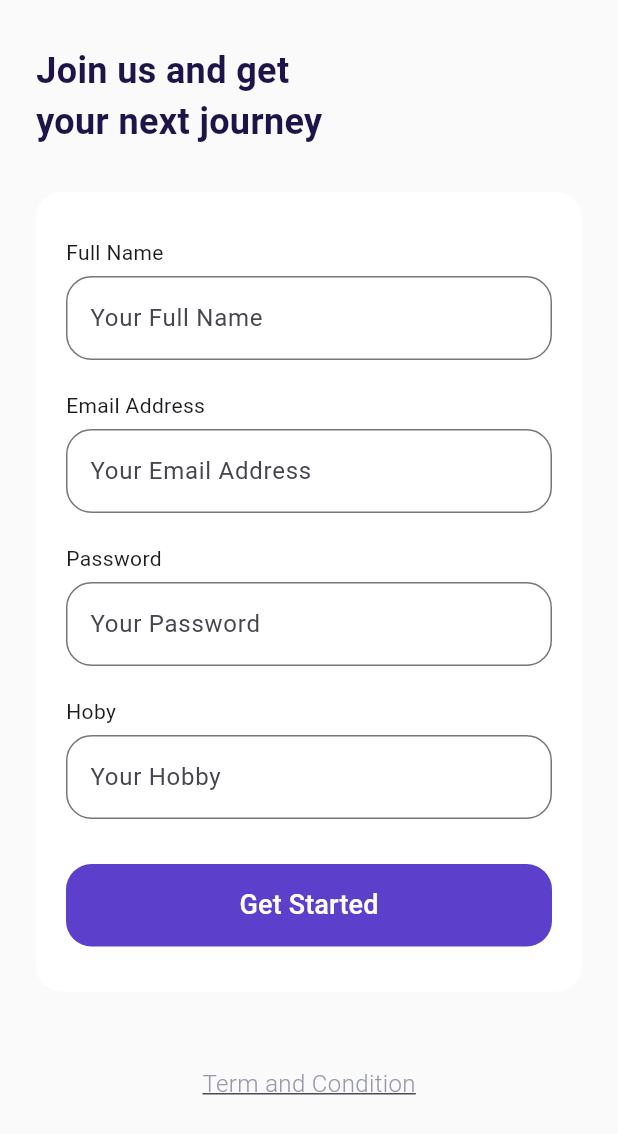
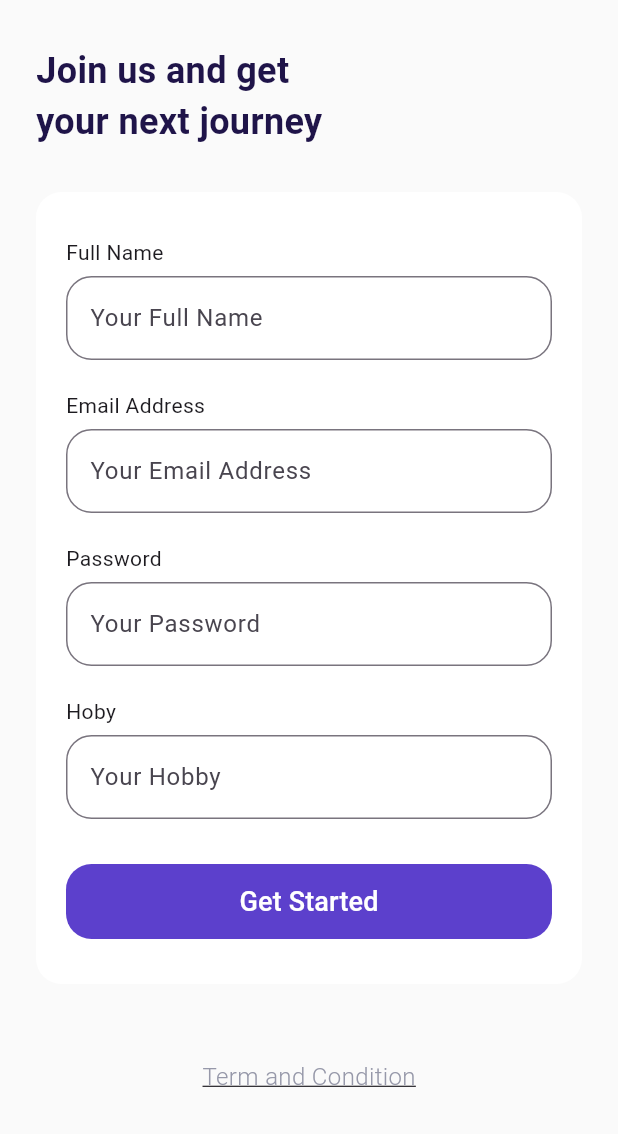
Before and after one commit to nurmuhamadrum/flutter-booking-airplane-ticket, a Flutter app: the screen it shows after launch, after a tap on "Get Started", on a phone screen of 412 x 824 dp. Shown: the top 1134 px of the screen. Run offline on Flutter 3.47's test engine with Material 3 defaults, Android fonts, the phone set to English and light mode, and no system bars.

Commit message:
create button and form feild widget components

```diff
--- a/lib/main.dart
+++ b/lib/main.dart
@@ -1,4 +1,5 @@
 import 'package:airplane/ui/pages/bonus_page.dart';
+import 'package:airplane/ui/pages/main_page.dart';
 import 'package:flutter/material.dart';
 import 'package:airplane/ui/pages/splash_page.dart';
 import 'package:airplane/ui/pages/get_started_page.dart';
@@ -17,6 +18,7 @@ class MyApp extends StatelessWidget {
         '/get-started': (context) => GetStartedPage(),
         '/sign-up': (context) => SignUpPage(),
         '/bonus': (context) => BonusPage(),
+        '/main': (context) => MainPage(),
       },
     );
   }
--- a/lib/shared/theme.dart
+++ b/lib/shared/theme.dart
@@ -11,6 +11,7 @@ Color keyGreenColor = const Color(0xff0EC3AE);
 Color keyRedColor = const Color(0xffEB70A5);
 Color keyBackgroundColor = const Color(0xffFAFAFA);
 Color keyInActiveColor = const Color(0xffDBD7EC);
+Color keyTransparentColor = Colors.transparent;
 
 TextStyle blackTextStyle = TextStyle(color: keyBlackColor);
 TextStyle whiteTextStyle = TextStyle(color: keyWhiteColor);
--- a/lib/ui/pages/get_started_page.dart
+++ b/lib/ui/pages/get_started_page.dart
@@ -1,3 +1,4 @@
+import 'package:airplane/ui/widgets/custom_button.dart';
 import 'package:flutter/material.dart';
 import '../../shared/theme.dart';
 
@@ -38,28 +39,13 @@ class GetStartedPage extends StatelessWidget {
                   ),
                   textAlign: TextAlign.center,
                 ),
-                Container(
+                CustomButton(
+                  title: 'Get Started',
                   width: 220,
-                  height: 50,
-                  margin: EdgeInsets.only(top: 50, bottom: 80),
-                  child: TextButton(
-                    onPressed: () {
-                      Navigator.pushNamed(context, '/sign-up');
-                    },
-                    style: TextButton.styleFrom(
-                      backgroundColor: keyPrimaryColor,
-                      shape: RoundedRectangleBorder(
-                        borderRadius: BorderRadius.circular(defaultRadius),
-                      ),
-                    ),
-                    child: Text(
-                      'Get Started',
-                      style: whiteTextStyle.copyWith(
-                        fontSize: 18,
-                        fontWeight: medium,
-                      ),
-                    ),
-                  ),
+                  margin: EdgeInsets.only(bottom: 80, top: 50),
+                  onPressed: () {
+                    Navigator.pushNamed(context, '/sign-up');
+                  },
                 ),
               ],
             ),
--- a/lib/ui/pages/sign_up_page.dart
+++ b/lib/ui/pages/sign_up_page.dart
@@ -1,3 +1,5 @@
+import 'package:airplane/ui/widgets/custom_button.dart';
+import 'package:airplane/ui/widgets/custom_form_field.dart';
 import 'package:flutter/material.dart';
 import '../../shared/theme.dart';
 
@@ -17,130 +19,36 @@ class SignUpPage extends StatelessWidget {
     }
 
     Widget inputSection() {
-      Widget emailInput() {
-        return Container(
-          margin: EdgeInsets.only(bottom: 20),
-          child: Column(
-            crossAxisAlignment: CrossAxisAlignment.start,
-            children: [
-              Text('Full Name'),
-              SizedBox(height: 6),
-              TextFormField(
-                cursorColor: keyBlackColor,
-                decoration: InputDecoration(
-                  hintText: 'Your Full Name',
-                  border: OutlineInputBorder(
-                    borderRadius: BorderRadius.circular(defaultRadius),
-                  ),
-                  focusedBorder: OutlineInputBorder(
-                    borderRadius: BorderRadius.circular(defaultRadius),
-                    borderSide: BorderSide(color: keyPrimaryColor),
-                  ),
-                ),
-              ),
-            ],
-          ),
-        );
+      Widget nameInput() {
+        return CustomFormField(title: 'Full Name', hint: 'Your Full Name');
       }
 
       Widget emailAddressInput() {
-        return Container(
-          margin: EdgeInsets.only(bottom: 20),
-          child: Column(
-            crossAxisAlignment: CrossAxisAlignment.start,
-            children: [
-              Text('Email Address'),
-              SizedBox(height: 6),
-              TextFormField(
-                cursorColor: keyBlackColor,
-                decoration: InputDecoration(
-                  hintText: 'Your Email Address',
-                  border: OutlineInputBorder(
-                    borderRadius: BorderRadius.circular(defaultRadius),
-                  ),
-                  focusedBorder: OutlineInputBorder(
-                    borderRadius: BorderRadius.circular(defaultRadius),
-                    borderSide: BorderSide(color: keyPrimaryColor),
-                  ),
-                ),
-              ),
-            ],
-          ),
+        return CustomFormField(
+          title: 'Email Address',
+          hint: 'Your Email Address',
         );
       }
 
       Widget passwordInput() {
-        return Container(
-          margin: EdgeInsets.only(bottom: 20),
-          child: Column(
-            crossAxisAlignment: CrossAxisAlignment.start,
-            children: [
-              Text('Password'),
-              SizedBox(height: 6),
-              TextFormField(
-                cursorColor: keyBlackColor,
-                obscureText: true,
-                decoration: InputDecoration(
-                  hintText: 'Your Password',
-                  border: OutlineInputBorder(
-                    borderRadius: BorderRadius.circular(defaultRadius),
-                  ),
-                  focusedBorder: OutlineInputBorder(
-                    borderRadius: BorderRadius.circular(defaultRadius),
-                    borderSide: BorderSide(color: keyPrimaryColor),
-                  ),
-                ),
-              ),
-            ],
-          ),
+        return CustomFormField(
+          title: 'Password',
+          hint: 'Your Password',
+          isObsecureText: true,
         );
       }
 
       Widget hobyInput() {
-        return Container(
-          margin: EdgeInsets.only(bottom: 30),
-          child: Column(
-            crossAxisAlignment: CrossAxisAlignment.start,
-            children: [
-              Text('Hoby'),
-              SizedBox(height: 6),
-              TextFormField(
-                cursorColor: keyBlackColor,
-                decoration: InputDecoration(
-                  hintText: 'Your Hobby',
-                  border: OutlineInputBorder(
-                    borderRadius: BorderRadius.circular(defaultRadius),
-                  ),
-                  focusedBorder: OutlineInputBorder(
-                    borderRadius: BorderRadius.circular(defaultRadius),
-                    borderSide: BorderSide(color: keyPrimaryColor),
-                  ),
-                ),
-              ),
-            ],
-          ),
-        );
+        return CustomFormField(title: 'Hoby', hint: 'Your Hobby');
       }
 
       Widget submitButton() {
-        return Container(
-          width: double.infinity,
-          height: 55,
-          child: TextButton(
+        return CustomButton(
+          title: 'Get Started',
+          margin: EdgeInsets.only(top: 10),
           onPressed: () {
             Navigator.pushNamed(context, '/bonus');
           },
-            style: TextButton.styleFrom(
-              backgroundColor: keyPrimaryColor,
-              shape: RoundedRectangleBorder(
-                borderRadius: BorderRadiusGeometry.circular(defaultRadius),
-              ),
-            ),
-            child: Text(
-              'Get Started',
-              style: whiteTextStyle.copyWith(fontSize: 18, fontWeight: medium),
-            ),
-          ),
         );
       }
 
@@ -153,7 +61,7 @@ class SignUpPage extends StatelessWidget {
         ),
         child: Column(
           children: [
-            emailInput(),
+            nameInput(),
             emailAddressInput(),
             passwordInput(),
             hobyInput(),
@@ -167,11 +75,12 @@ class SignUpPage extends StatelessWidget {
       return Container(
         alignment: Alignment.center,
         margin: EdgeInsets.only(top: 50, bottom: 73),
-        child: Text('Term and Condition',
+        child: Text(
+          'Term and Condition',
           style: greyTextStyle.copyWith(
             fontSize: 16,
             fontWeight: light,
-          decoration: TextDecoration.underline
+            decoration: TextDecoration.underline,
           ),
         ),
       );
--- /dev/null
+++ b/lib/ui/widgets/custom_button.dart
@@ -0,0 +1,33 @@
+import 'package:flutter/material.dart';
+import '../../shared/theme.dart';
+
+class CustomButton extends StatelessWidget {
+  final String title;
+  final double width;
+  final VoidCallback onPressed;
+  final EdgeInsets margin;
+
+  const CustomButton({super.key, required this.title, this.width = double.infinity, required this.onPressed, this.margin = EdgeInsets.zero});
+
+  @override
+  Widget build(BuildContext context) {
+    return Container(
+      width: width,
+      height: 50,
+      margin: margin,
+      child: TextButton(
+        onPressed: onPressed,
+        style: TextButton.styleFrom(
+          backgroundColor: keyPrimaryColor,
+          shape: RoundedRectangleBorder(
+            borderRadius: BorderRadius.circular(defaultRadius),
+          ),
+        ),
+        child: Text(
+          title,
+          style: whiteTextStyle.copyWith(fontSize: 18, fontWeight: medium),
+        ),
+      ),
+    );
+  }
+}
--- /dev/null
+++ b/lib/ui/widgets/custom_form_field.dart
@@ -0,0 +1,43 @@
+import 'package:flutter/material.dart';
+import '../../shared/theme.dart';
+
+class CustomFormField extends StatelessWidget {
+  final String title;
+  final String hint;
+  final bool isObsecureText;
+
+  const CustomFormField({
+    super.key,
+    required this.title,
+    required this.hint,
+    this.isObsecureText = false,
+  });
+
+  @override
+  Widget build(BuildContext context) {
+    return Container(
+      margin: EdgeInsets.only(bottom: 20),
+      child: Column(
+        crossAxisAlignment: CrossAxisAlignment.start,
+        children: [
+          Text(title),
+          SizedBox(height: 6),
+          TextFormField(
+            cursorColor: keyBlackColor,
+            obscureText: isObsecureText,
+            decoration: InputDecoration(
+              hintText: hint,
+              border: OutlineInputBorder(
+                borderRadius: BorderRadius.circular(defaultRadius),
+              ),
+              focusedBorder: OutlineInputBorder(
+                borderRadius: BorderRadius.circular(defaultRadius),
+                borderSide: BorderSide(color: keyPrimaryColor),
+              ),
+            ),
+          ),
+        ],
+      ),
+    );
+  }
+}
```
Also changed, not shown: lib/ui/pages/bonus_page.dart (+7 -16 lines), lib/ui/pages/main_page.dart (added, +46 -0 lines), lib/ui/widgets/custom_bottom_navigation_item.dart (added, +38 -0 lines). Lines whose indentation alone changed are shown as unchanged.
